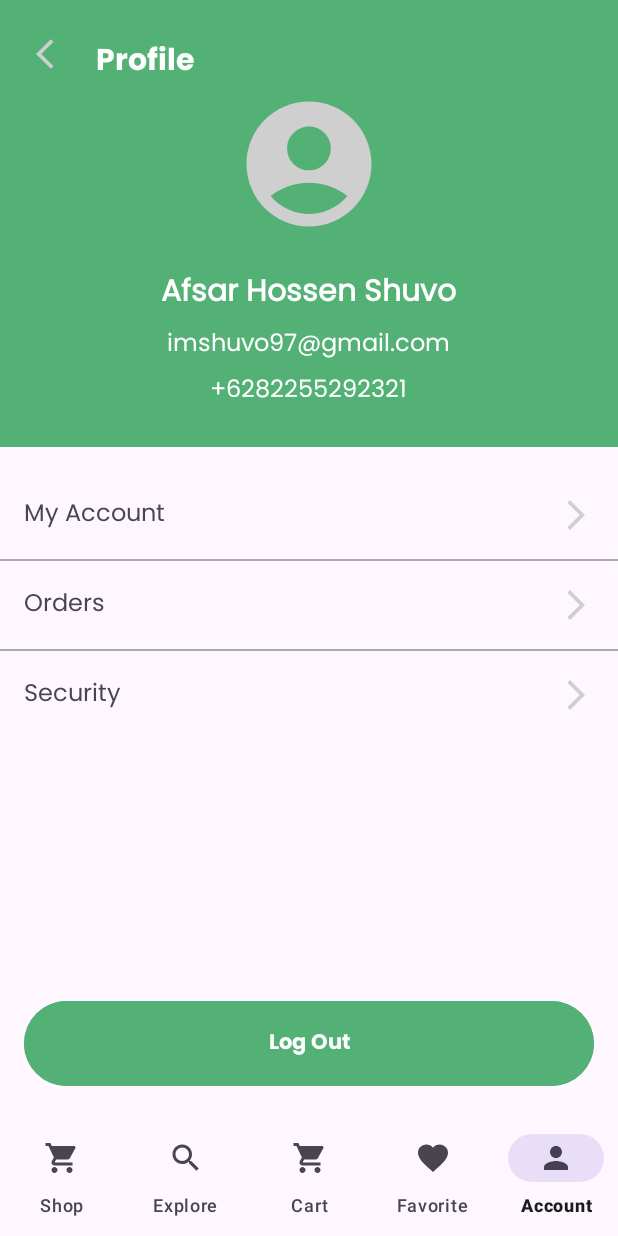
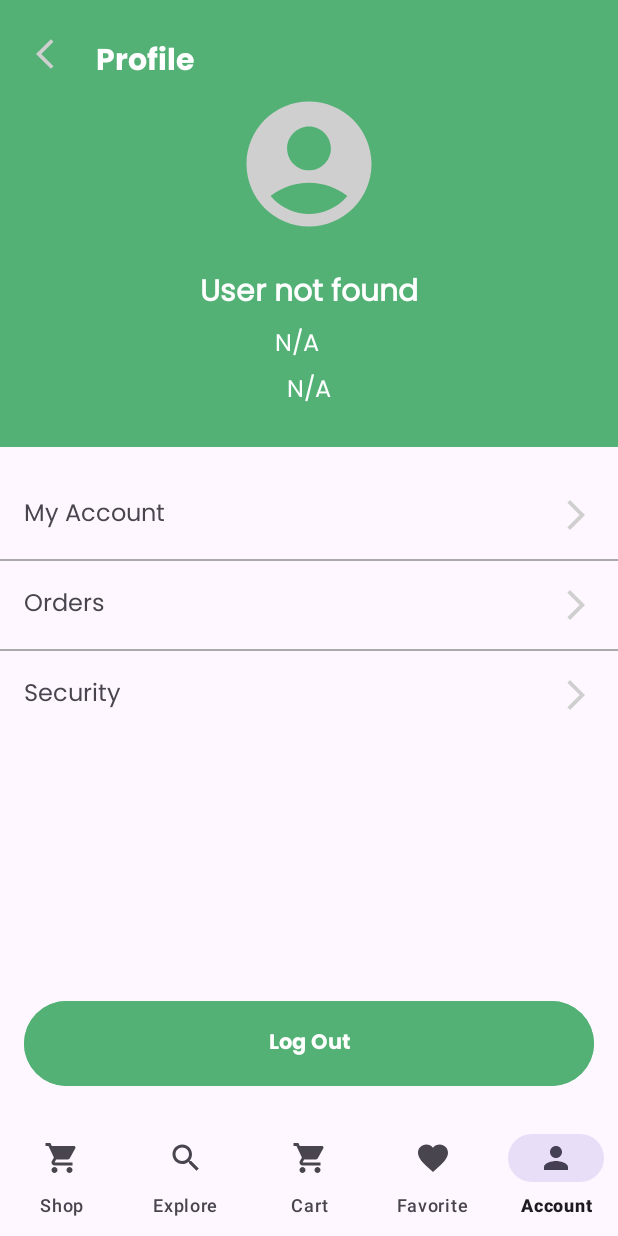
Before and after one commit to richbruh/Fitmeal, an Android app: the ProfileActivity screen opened directly, with no data from a screen before it, on a phone screen of 412 x 824 dp. Run offline under Robolectric (Android 15) with nearby library versions, the phone set to English and light mode, and no system bars; our stand-ins replace Firebase (no records; nobody signed in at launch, a user with empty details on screens opened directly).

Commit message:
update profile
- add logic data nama,no hp, email
- my account xml (ubah data akun firebase)
- nyambungkin logic ubah password ke xml di halaman profile

```diff
--- a/app/src/main/AndroidManifest.xml
+++ b/app/src/main/AndroidManifest.xml
@@ -39,6 +39,8 @@
         <activity android:name=".ProfileActivity" android:exported="true" />
         <activity android:name=".MyCartActivity" android:exported="true" />
         <activity android:name=".AdminPanelActivity" />
+        <activity android:name=".EditProfileActivity"/>
+        <activity android:name=".ChangePasswordActivity" android:exported="true" />
 
 
 
--- a/app/src/main/java/com/example/fitmeal/ProfileActivity.kt
+++ b/app/src/main/java/com/example/fitmeal/ProfileActivity.kt
@@ -2,6 +2,7 @@ package com.example.fitmeal
 
 import android.content.Intent
 import android.os.Bundle
+import android.widget.Button
 import android.widget.ImageView
 import android.widget.TextView
 import androidx.appcompat.app.AppCompatActivity
@@ -14,17 +15,22 @@ class ProfileActivity : AppCompatActivity() {
     private lateinit var auth: FirebaseAuth
     private lateinit var firestore: FirebaseFirestore
     private lateinit var backBtn: ImageView
+    private lateinit var tvUsername: TextView
+    private lateinit var tvEmail: TextView
+    private lateinit var tvPhoneNumber: TextView
 
     override fun onCreate(savedInstanceState: Bundle?) {
         super.onCreate(savedInstanceState)
         setContentView(R.layout.profile_activity)
 
+        // Initialize Firebase Auth and Firestore
+        auth = FirebaseAuth.getInstance()
+        firestore = FirebaseFirestore.getInstance()
 
         // Inisialisasi BottomNavigationView
         val bottomNav = findViewById<BottomNavigationView>(R.id.bottom_navigation)
         bottomNav.selectedItemId = R.id.navigation_account
         BottomNavHelper.setupBottomNav(bottomNav, this)
-
 
         // Tombol Back action
         backBtn = findViewById(R.id.btnBack)
@@ -32,39 +38,82 @@ class ProfileActivity : AppCompatActivity() {
             // Pindah ke HomeActivity ketika back button ditekan
             val intent = Intent(this, HomeActivity::class.java)
             startActivity(intent)
-            finish() // Tutup FavoritesActivity
+            finish()
         }
 
-        // Initialize Firebase Auth and Firestore
-        auth = FirebaseAuth.getInstance()
-        firestore = FirebaseFirestore.getInstance()
+        // Tombol Logout
+        val btnLogout = findViewById<Button>(R.id.btn_logout)
+        btnLogout.setOnClickListener {
+            auth.signOut() // Logout dari Firebase
+            val intent = Intent(this, LoginActivity::class.java)
+            startActivity(intent)
+            finish() // Tutup ProfileActivity agar tidak bisa diakses kembali setelah logout
+        }
 
-        val tvUsername = findViewById<TextView>(R.id.tv_username)
-        val tvEmail = findViewById<TextView>(R.id.tv_email)
-        val tvPhoneNumber = findViewById<TextView>(R.id.tv_phone_number)
+        // Initialize TextViews to display user data
+        tvUsername = findViewById(R.id.tv_username)
+        tvEmail = findViewById(R.id.tv_email)
+        tvPhoneNumber = findViewById(R.id.tv_phone_number)
 
+        // Load user data
+        loadUserData()
+
+        // Navigate to EditProfileActivity when "My Account" is clicked
+        val tvMyAccount = findViewById<TextView>(R.id.tv_my_account)
+        tvMyAccount.setOnClickListener {
+            // Navigate to EditProfileActivity
+            val intent = Intent(this, EditProfileActivity::class.java)
+            startActivity(intent)
+        }
+        val tvChangePassword = findViewById<TextView>(R.id.tv_change_password)
+        tvChangePassword.setOnClickListener {
+            val intent = Intent(this, ChangePasswordActivity::class.java)
+            startActivity(intent)
+        }
+
+    }
+
+    // Load user data from Firestore
+    private fun loadUserData() {
         val userId = auth.currentUser?.uid
         if (userId != null) {
-            // Fetch user data from Firestore
-            firestore.collection("user").document(userId)
+            firestore.collection("users").document(userId) // Ensure the collection name is correct
                 .get()
                 .addOnSuccessListener { document ->
                     if (document.exists()) {
+                        // Get the user data from the document
                         val username = document.getString("username")
                         val email = document.getString("email")
-                        val phoneNumber = document.getString("phone_number")
+                        val phoneNumber = document.getString("phonenumber")
 
                         // Set the fetched data to TextViews
-                        tvUsername.text = username
-                        tvEmail.text = email
-                        tvPhoneNumber.text = phoneNumber
+                        tvUsername.text = username ?: "N/A" // Use "N/A" if null
+                        tvEmail.text = email ?: "N/A"
+                        tvPhoneNumber.text = phoneNumber ?: "N/A"
                     } else {
                         // Handle the case where the document does not exist
+                        tvUsername.text = "User not found"
+                        tvEmail.text = "N/A"
+                        tvPhoneNumber.text = "N/A"
                     }
                 }
                 .addOnFailureListener { exception ->
-                    // Handle the error
+                    // Handle the error (e.g., log it)
+                    tvUsername.text = "Error loading data"
+                    tvEmail.text = "N/A"
+                    tvPhoneNumber.text = "N/A"
                 }
+        } else {
+            // Handle case when user ID is null
+            tvUsername.text = "User not logged in"
+            tvEmail.text = "N/A"
+            tvPhoneNumber.text = "N/A"
         }
     }
+
+    // Refresh user data when returning to this activity
+    override fun onResume() {
+        super.onResume()
+        loadUserData() // Refresh user data
+    }
 }
--- a/app/src/main/res/layout/profile_activity.xml
+++ b/app/src/main/res/layout/profile_activity.xml
@@ -46,7 +46,6 @@
             android:layout_height="100dp"
             android:layout_gravity="center_horizontal"
             android:layout_marginBottom="12dp"
-
             android:background="@drawable/circle"
             android:contentDescription="Profile Picture" />
 
@@ -58,10 +57,10 @@
             android:layout_gravity="center_horizontal"
             android:layout_marginTop="8dp"
             android:fontFamily="@font/poppinsregular"
-            android:text="Afsar Hossen Shuvo"
             android:textColor="@android:color/white"
             android:textSize="20sp"
-            android:textStyle="bold" />
+            android:textStyle="bold"
+            android:hint="Nama"/>
 
         <!-- Email -->
         <TextView
@@ -71,9 +70,10 @@
             android:layout_gravity="center_horizontal"
             android:layout_marginTop="4dp"
             android:fontFamily="@font/poppinsregular"
-            android:text="imshuvo97@gmail.com"
             android:textColor="@android:color/white"
-            android:textSize="16sp" />
+            android:textSize="16sp"
+            android:inputType="textEmailAddress"
+            android:hint="email"/>
 
         <!-- Phone Number -->
         <TextView
@@ -83,9 +83,9 @@
             android:layout_gravity="center_horizontal"
             android:layout_marginTop="4dp"
             android:fontFamily="@font/poppinsregular"
-            android:text="+6282255292321"
             android:textColor="@android:color/white"
-            android:textSize="16sp" />
+            android:textSize="16sp"
+            android:inputType="phone"/>
     </LinearLayout>
 
     <LinearLayout
@@ -133,7 +133,7 @@
 
         <!-- Security -->
         <TextView
-            android:id="@+id/tv_security"
+            android:id="@+id/tv_change_password"
             android:layout_width="match_parent"
             android:layout_height="wrap_content"
             android:drawableEnd="@drawable/ic_arrow_right"
```
Also changed, not shown: app/src/main/java/com/example/fitmeal/EditProfileActivity.kt (added, +87 -0 lines), app/src/main/res/layout/edit_profile_activity.xml (added, +60 -0 lines), gradle.properties (+8 -14 lines).
